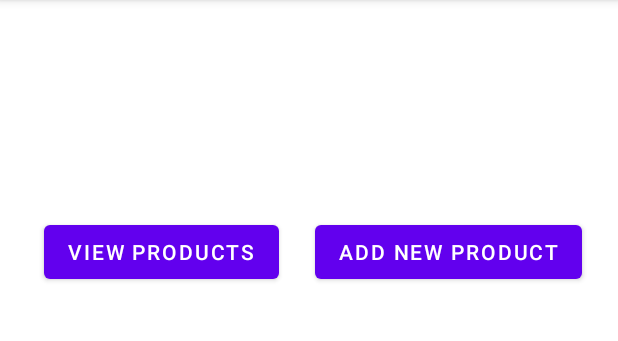
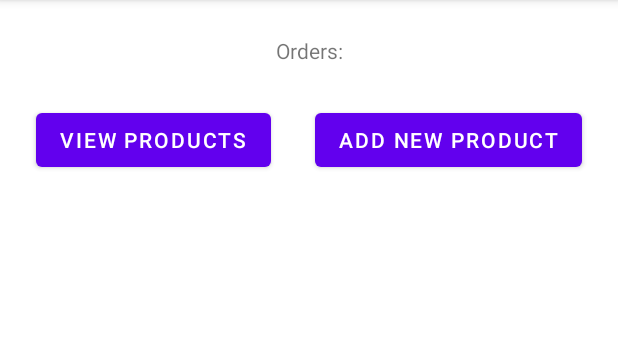
Before and after one commit to LunarECL/QuickBasket, an Android app: the main_screen_owner screen opened directly, with no data from a screen before it, on a phone screen of 412 x 824 dp, the part 84-425 px from its top. Run offline under Robolectric (Android 15) with nearby library versions, the phone set to English and light mode, and no system bars.

Commit message:
Edited main_screen_owner.xml

```diff
--- a/app/src/main/java/com/example/quickbasket/main_screen_owner.java
+++ b/app/src/main/java/com/example/quickbasket/main_screen_owner.java
@@ -3,12 +3,27 @@ package com.example.quickbasket;
 import androidx.appcompat.app.AppCompatActivity;
 
 import android.os.Bundle;
+import android.util.Log;
+
+import java.util.ArrayList;
 
 public class main_screen_owner extends AppCompatActivity {
+
+    private static final String TAG = "main_screen_owner";
 
     @Override
     protected void onCreate(Bundle savedInstanceState) {
         super.onCreate(savedInstanceState);
         setContentView(R.layout.activity_main_screen_owner);
+
+        //RecyclerVeiw list = (RecyclerVeiw) findViewById(R.id.listOrders);
+        Log.d(TAG,"onCreate: Started");
+
+        ArrayList<String> names = new ArrayList<>();
+        names.add("Ankit");
+        names.add("Joshua");
+        names.add("Beatrice");
+        names.add("Virthiya");
+        names.add("Adrian");
     }
 }
--- a/app/src/main/res/layout/activity_main_screen_owner.xml
+++ b/app/src/main/res/layout/activity_main_screen_owner.xml
@@ -11,14 +11,21 @@
         android:layout_width="wrap_content"
         android:layout_height="wrap_content"
         android:layout_marginStart="24dp"
-        android:layout_marginEnd="24dp"
         android:text="@string/view_products"
         app:layout_constraintBottom_toBottomOf="parent"
-        app:layout_constraintEnd_toStartOf="@+id/button3"
-        app:layout_constraintHorizontal_bias="1.0"
         app:layout_constraintStart_toStartOf="parent"
         app:layout_constraintTop_toTopOf="parent"
-        app:layout_constraintVertical_bias="0.2" />
+        app:layout_constraintVertical_bias="0.096" />
+
+    <TextView
+        android:id="@+id/textView"
+        android:layout_width="wrap_content"
+        android:layout_height="wrap_content"
+        android:layout_marginTop="24dp"
+        android:text="Orders:"
+        app:layout_constraintEnd_toEndOf="parent"
+        app:layout_constraintStart_toStartOf="parent"
+        app:layout_constraintTop_toTopOf="parent" />
 
     <Button
         android:id="@+id/button3"
@@ -29,5 +36,15 @@
         app:layout_constraintBottom_toBottomOf="parent"
         app:layout_constraintEnd_toEndOf="parent"
         app:layout_constraintTop_toTopOf="parent"
-        app:layout_constraintVertical_bias="0.2" />
+        app:layout_constraintVertical_bias="0.096" />
+
+    <androidx.recyclerview.widget.RecyclerView
+        android:id="@+id/listOrders"
+        android:layout_width="363dp"
+        android:layout_height="528dp"
+        android:layout_marginBottom="24dp"
+        app:layout_constraintBottom_toBottomOf="parent"
+        app:layout_constraintEnd_toEndOf="parent"
+        app:layout_constraintStart_toStartOf="parent" />
+
 </androidx.constraintlayout.widget.ConstraintLayout>
```
Also changed, not shown: app/src/main/res/layout/owner_orders_adapter_view_layout.xml (added, +18 -0 lines).
